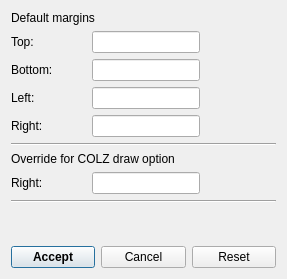
Above: ants3bundle/src/ants3/gui/graph/asetmarginsdialog.ui from andrmor/ANTS3bundle before the change. Below: the same form after it.
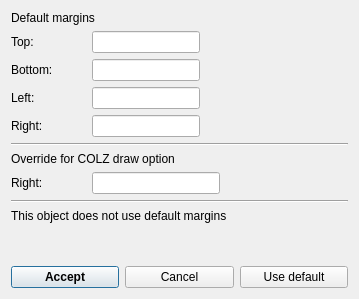
That is the form after the change.

The edit to the form file:
```diff
--- a/ants3bundle/src/ants3/gui/graph/asetmarginsdialog.ui
+++ b/ants3bundle/src/ants3/gui/graph/asetmarginsdialog.ui
@@ -6,8 +6,8 @@
    <rect>
     <x>0</x>
     <y>0</y>
-    <width>287</width>
-    <height>279</height>
+    <width>359</width>
+    <height>299</height>
    </rect>
   </property>
   <property name="windowTitle">
@@ -145,6 +145,13 @@
      </property>
     </widget>
    </item>
+   <item>
+    <widget class="QLabel" name="labCustomMargins">
+     <property name="text">
+      <string>This object does not use default margins</string>
+     </property>
+    </widget>
+   </item>
    <item>
     <spacer name="verticalSpacer">
      <property name="orientation">
@@ -185,7 +192,7 @@
      <item>
       <widget class="QPushButton" name="pbReset">
        <property name="text">
-        <string>Reset</string>
+        <string>Use default</string>
        </property>
       </widget>
      </item>
```
